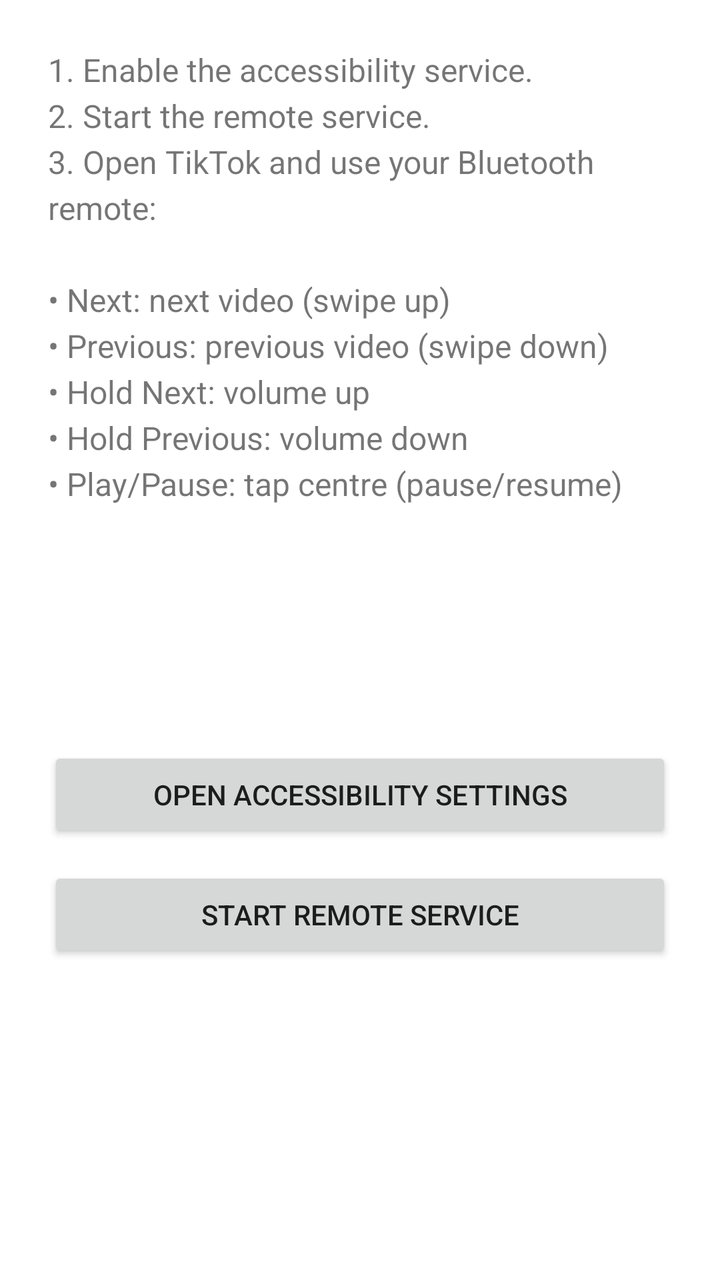
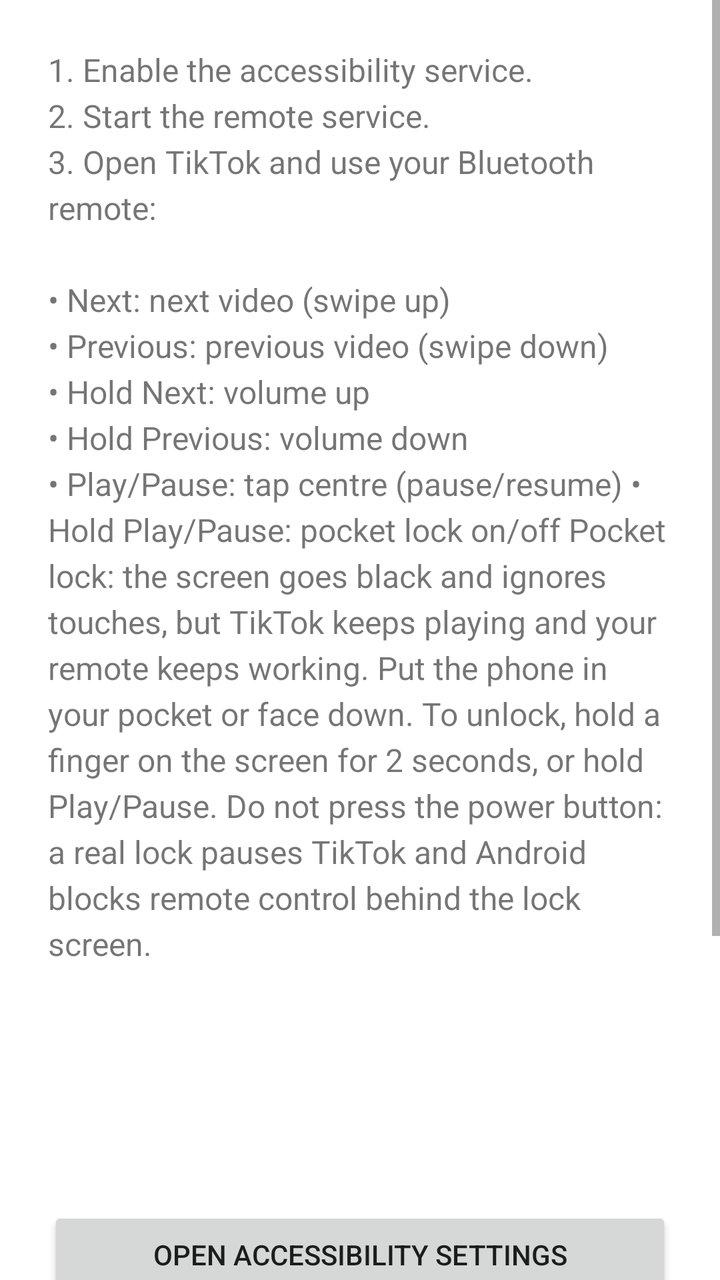

An Android layout rendered at two revisions. The XML below is the earlier revision; the diff shows what the commit changed to produce the second picture.
<!-- AndroidManifest.xml: application theme Theme.RemoteScroll -->
<!-- res/layout/activity_main.xml -->
<?xml version="1.0" encoding="utf-8"?>
<ScrollView xmlns:android="http://schemas.android.com/apk/res/android"
    android:layout_width="match_parent"
    android:layout_height="match_parent"
    android:fitsSystemWindows="true">

    <LinearLayout
        android:layout_width="match_parent"
        android:layout_height="wrap_content"
        android:orientation="vertical"
        android:padding="24dp">

        <TextView
            android:layout_width="match_parent"
            android:layout_height="wrap_content"
            android:lineSpacingExtra="4dp"
            android:text="@string/instructions"
            android:textSize="16sp" />

        <TextView
            android:id="@+id/textAccessibilityStatus"
            android:layout_width="match_parent"
            android:layout_height="wrap_content"
            android:layout_marginTop="32dp"
            android:textSize="18sp"
            android:textStyle="bold" />

        <TextView
            android:id="@+id/textServiceStatus"
            android:layout_width="match_parent"
            android:layout_height="wrap_content"
            android:layout_marginTop="8dp"
            android:textSize="18sp"
            android:textStyle="bold" />

        <Button
            android:id="@+id/buttonOpenAccessibility"
            android:layout_width="match_parent"
            android:layout_height="wrap_content"
            android:layout_marginTop="32dp"
            android:text="@string/open_accessibility" />

        <Button
            android:id="@+id/buttonToggleService"
            android:layout_width="match_parent"
            android:layout_height="wrap_content"
            android:layout_marginTop="12dp"
            android:text="@string/start_service" />
    </LinearLayout>
</ScrollView>
<!-- resources referenced by this layout -->
<resources>
  <string name="instructions">1. Enable the accessibility service.\n2. Start the remote service.\n3. Open TikTok and use your Bluetooth remote:\n\n• Next: next video (swipe up)\n• Previous: previous video (swipe down)\n• Hold Next: volume up\n• Hold Previous: volume down\n• Play/Pause: tap centre (pause/resume)</string>
  <string name="open_accessibility">Open Accessibility settings</string>
  <string name="start_service">Start remote service</string>
  <style name="Theme.RemoteScroll" parent="Theme.MaterialComponents.DayNight.DarkActionBar">
          <item name="colorPrimary">@color/brand</item>
          <item name="colorPrimaryVariant">@color/brand_dark</item>
          <item name="colorOnPrimary">@android:color/white</item>
          <item name="colorSecondary">@color/brand</item>
          <item name="colorOnSecondary">@android:color/white</item>
      </style>
  <color name="brand">#FF0F7B6C</color>
  <color name="brand_dark">#FF0A5A4F</color>
</resources>

<!-- the commit's change to res/layout/activity_main.xml (unified diff, before → after) -->
@@ -46,5 +46,19 @@
             android:layout_height="wrap_content"
             android:layout_marginTop="12dp"
             android:text="@string/start_service" />
+
+        <Button
+            android:id="@+id/buttonOpenTikTok"
+            android:layout_width="match_parent"
+            android:layout_height="wrap_content"
+            android:layout_marginTop="32dp"
+            android:text="@string/open_tiktok" />
+
+        <Button
+            android:id="@+id/buttonOpenTikTokLocked"
+            android:layout_width="match_parent"
+            android:layout_height="wrap_content"
+            android:layout_marginTop="12dp"
+            android:text="@string/open_tiktok_locked" />
     </LinearLayout>
 </ScrollView>
<!-- resource entries referenced after the edit -->
@@ -1,7 +1,14 @@
 <!-- resources referenced by this layout -->
 <resources>
-  <string name="instructions">1. Enable the accessibility service.\n2. Start the remote service.\n3. Open TikTok and use your Bluetooth remote:\n\n• Next: next video (swipe up)\n• Previous: previous video (swipe down)\n• Hold Next: volume up\n• Hold Previous: volume down\n• Play/Pause: tap centre (pause/resume)</string>
+  <string name="instructions">1. Enable the accessibility service.\n2. Start the remote service.\n3. Open TikTok and use your Bluetooth remote:\n\n• Next: next video (swipe up)\n• Previous: previous video (swipe down)\n• Hold Next: volume up\n• Hold Previous: volume down\n• Play/Pause: tap centre (pause/resume)
+  • Hold Play/Pause: pocket lock on/off
+  
+  Pocket lock: the screen goes black and ignores touches, but TikTok keeps playing and your remote keeps working. Put the phone in your pocket or face down. To unlock, hold a finger on the screen for 2 seconds, or hold Play/Pause.
+  
+  Do not press the power button: a real lock pauses TikTok and Android blocks remote control behind the lock screen.</string>
   <string name="open_accessibility">Open Accessibility settings</string>
+  <string name="open_tiktok">Open TikTok</string>
+  <string name="open_tiktok_locked">Open TikTok with pocket lock</string>
   <string name="start_service">Start remote service</string>
   <style name="Theme.RemoteScroll" parent="Theme.MaterialComponents.DayNight.DarkActionBar">
           <item name="colorPrimary">@color/brand</item>
